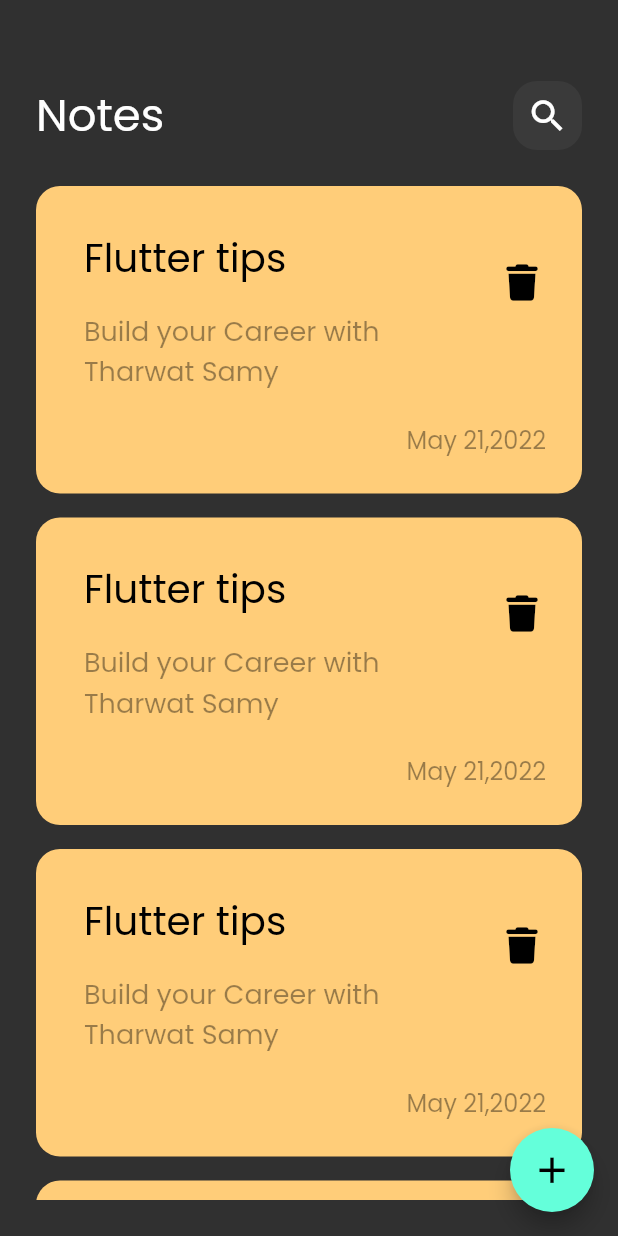
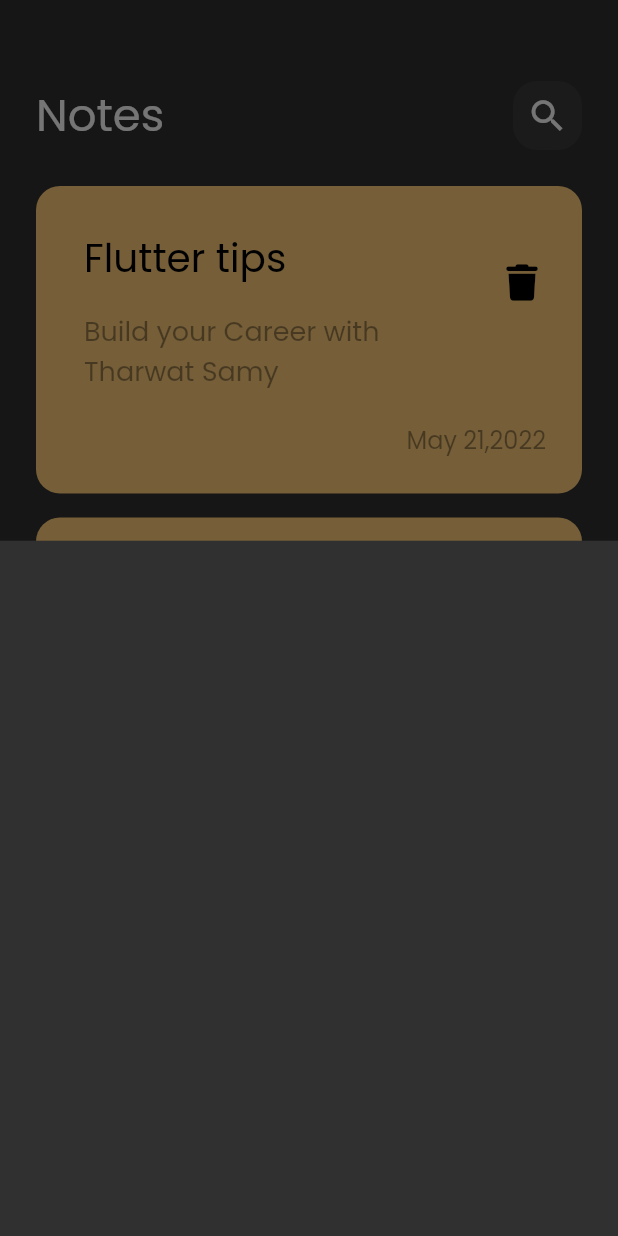
Before and after one commit to YNinja1/note_app, a Flutter app: the screen it shows after launch, after a tap on the "add" icon, on a phone screen of 412 x 824 dp. Run offline on Flutter 3.47's test engine with Material 3 defaults, Android fonts, the phone set to English and light mode, and no system bars; our stand-ins replace font_awesome_flutter.

Commit message:
adding showModalBottomSheet

```diff
--- a/lib/views/notes_view.dart
+++ b/lib/views/notes_view.dart
@@ -1,4 +1,5 @@
 import 'package:flutter/material.dart';
+import 'package:note_app/widgets/add_note_bottom_sheet.dart';
 import 'package:note_app/widgets/notes_view_body.dart';
 
 class NotesView extends StatelessWidget {
@@ -8,10 +9,15 @@ class NotesView extends StatelessWidget {
   Widget build(BuildContext context) {
     return Scaffold(
       floatingActionButton: FloatingActionButton(
-        onPressed: () {},
+        onPressed: () {
+
+          showModalBottomSheet(context: context, builder: (context){
+            return const AddNoteBottomSheet();
+          } );
+        },
         child: const Icon(
           Icons.add,
-          size: 29,
+          size: 28,
         ),
       ),
       body: const NotesViewBody(),
--- /dev/null
+++ b/lib/widgets/add_note_bottom_sheet.dart
@@ -0,0 +1,10 @@
+import 'package:flutter/material.dart';
+
+class AddNoteBottomSheet extends StatelessWidget {
+  const AddNoteBottomSheet({super.key});
+
+  @override
+  Widget build(BuildContext context) {
+    return  Container();
+  }
+}
--- a/lib/widgets/notes_list_view.dart
+++ b/lib/widgets/notes_list_view.dart
@@ -7,6 +7,8 @@ class NotesListView extends StatelessWidget {
   @override
   Widget build(BuildContext context) {
     return ListView.builder(
+      // physics: const BouncingScrollPhysics(),
+      padding: EdgeInsets.zero,
         itemCount: 10,
         itemBuilder: (context, index) {
           return const Padding(
--- a/lib/widgets/notes_view_body.dart
+++ b/lib/widgets/notes_view_body.dart
@@ -8,7 +8,7 @@ class NotesViewBody extends StatelessWidget {
   @override
   Widget build(BuildContext context) {
     return const Padding(
-      padding: EdgeInsets.all(24),
+      padding: EdgeInsets.only(top: 24,left: 24,right: 24,bottom: 16),
       child: Column(
         children: [
           SizedBox(
```
